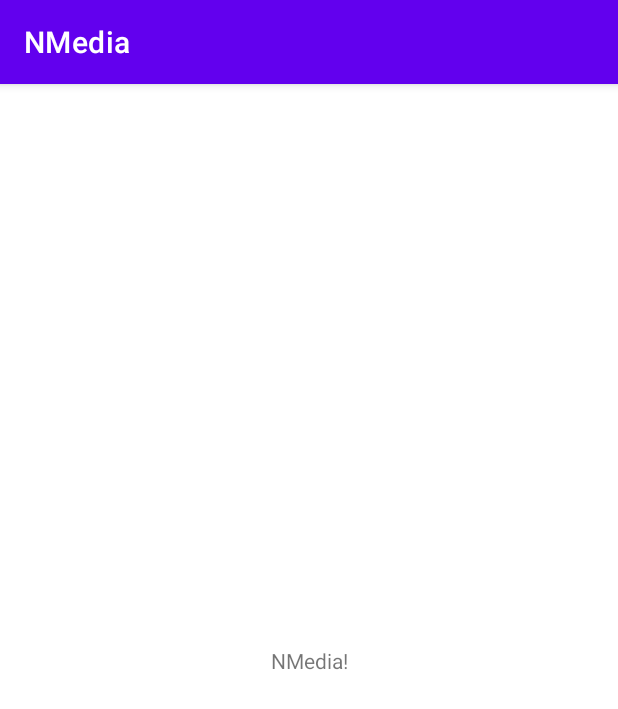
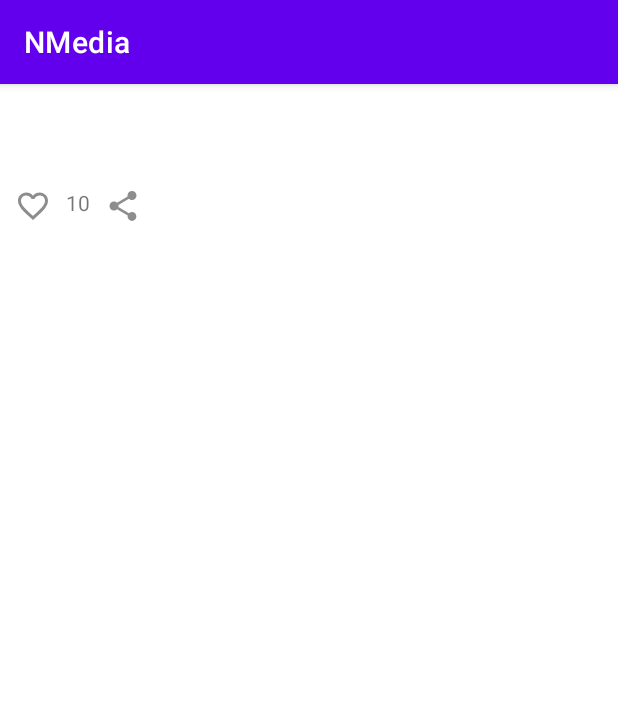
Before and after one commit to bobistry/starikov_nmedia, an Android app: the screen it shows after launch (MainActivity), on a phone screen of 412 x 824 dp. Shown: the top 709 px of the screen. Run offline under Robolectric (Android 15) with nearby library versions, the phone set to English and light mode, and no system bars.

Commit message:
сверстал макет как в задаче, но без картинок и текста

```diff
--- /dev/null
+++ b/app/src/main/res/drawable/ic_baseline_favorite_border_24.xml
@@ -0,0 +1,5 @@
+<vector android:height="24dp" android:tint="#8D8D8D"
+    android:viewportHeight="24" android:viewportWidth="24"
+    android:width="24dp" xmlns:android="http://schemas.android.com/apk/res/android">
+    <path android:fillColor="@android:color/white" android:pathData="M16.5,3c-1.74,0 -3.41,0.81 -4.5,2.09C10.91,3.81 9.24,3 7.5,3 4.42,3 2,5.42 2,8.5c0,3.78 3.4,6.86 8.55,11.54L12,21.35l1.45,-1.32C18.6,15.36 22,12.28 22,8.5 22,5.42 19.58,3 16.5,3zM12.1,18.55l-0.1,0.1 -0.1,-0.1C7.14,14.24 4,11.39 4,8.5 4,6.5 5.5,5 7.5,5c1.54,0 3.04,0.99 3.57,2.36h1.87C13.46,5.99 14.96,5 16.5,5c2,0 3.5,1.5 3.5,3.5 0,2.89 -3.14,5.74 -7.9,10.05z"/>
+</vector>
--- /dev/null
+++ b/app/src/main/res/drawable/ic_baseline_more_vert_24.xml
@@ -0,0 +1,5 @@
+<vector android:height="24dp" android:tint="#8D8D8D"
+    android:viewportHeight="24" android:viewportWidth="24"
+    android:width="24dp" xmlns:android="http://schemas.android.com/apk/res/android">
+    <path android:fillColor="@android:color/white" android:pathData="M12,8c1.1,0 2,-0.9 2,-2s-0.9,-2 -2,-2 -2,0.9 -2,2 0.9,2 2,2zM12,10c-1.1,0 -2,0.9 -2,2s0.9,2 2,2 2,-0.9 2,-2 -0.9,-2 -2,-2zM12,16c-1.1,0 -2,0.9 -2,2s0.9,2 2,2 2,-0.9 2,-2 -0.9,-2 -2,-2z"/>
+</vector>
--- /dev/null
+++ b/app/src/main/res/drawable/ic_baseline_share_24.xml
@@ -0,0 +1,5 @@
+<vector android:height="24dp" android:tint="#8D8D8D"
+    android:viewportHeight="24" android:viewportWidth="24"
+    android:width="24dp" xmlns:android="http://schemas.android.com/apk/res/android">
+    <path android:fillColor="@android:color/white" android:pathData="M18,16.08c-0.76,0 -1.44,0.3 -1.96,0.77L8.91,12.7c0.05,-0.23 0.09,-0.46 0.09,-0.7s-0.04,-0.47 -0.09,-0.7l7.05,-4.11c0.54,0.5 1.25,0.81 2.04,0.81 1.66,0 3,-1.34 3,-3s-1.34,-3 -3,-3 -3,1.34 -3,3c0,0.24 0.04,0.47 0.09,0.7L8.04,9.81C7.5,9.31 6.79,9 6,9c-1.66,0 -3,1.34 -3,3s1.34,3 3,3c0.79,0 1.5,-0.31 2.04,-0.81l7.12,4.16c-0.05,0.21 -0.08,0.43 -0.08,0.65 0,1.61 1.31,2.92 2.92,2.92 1.61,0 2.92,-1.31 2.92,-2.92s-1.31,-2.92 -2.92,-2.92z"/>
+</vector>
--- /dev/null
+++ b/app/src/main/res/drawable/ic_baseline_visibility_24.xml
@@ -0,0 +1,5 @@
+<vector android:height="24dp" android:tint="#8D8D8D"
+    android:viewportHeight="24" android:viewportWidth="24"
+    android:width="24dp" xmlns:android="http://schemas.android.com/apk/res/android">
+    <path android:fillColor="@android:color/white" android:pathData="M12,4.5C7,4.5 2.73,7.61 1,12c1.73,4.39 6,7.5 11,7.5s9.27,-3.11 11,-7.5c-1.73,-4.39 -6,-7.5 -11,-7.5zM12,17c-2.76,0 -5,-2.24 -5,-5s2.24,-5 5,-5 5,2.24 5,5 -2.24,5 -5,5zM12,9c-1.66,0 -3,1.34 -3,3s1.34,3 3,3 3,-1.34 3,-3 -1.34,-3 -3,-3z"/>
+</vector>
--- a/app/src/main/res/layout/activity_main.xml
+++ b/app/src/main/res/layout/activity_main.xml
@@ -6,13 +6,138 @@
     android:layout_height="match_parent"
     tools:context=".MainActivity">
 
-    <TextView
+    <ImageView
+        android:id="@+id/post_avatar"
         android:layout_width="wrap_content"
         android:layout_height="wrap_content"
-        android:text="@string/main_text"
-        app:layout_constraintBottom_toBottomOf="parent"
+        android:layout_margin="@dimen/margin"
+        android:contentDescription="Нетология. Университет будущего"
+        app:layout_constraintStart_toStartOf="parent"
+        app:layout_constraintTop_toTopOf="parent"
+        tools:src="@tools:sample/avatars" />
+
+    <TextView
+        android:id="@+id/post_title"
+        android:layout_width="wrap_content"
+        android:layout_height="wrap_content"
+        android:layout_margin="@dimen/margin"
+        android:maxLength="30"
+        app:layout_constraintBottom_toTopOf="@id/post_at"
+        app:layout_constraintStart_toEndOf="@id/post_avatar"
+        app:layout_constraintTop_toTopOf="@id/post_avatar"
+        tools:text="Netology. University of internet professions" />
+
+    <ImageView
+        android:id="@+id/post_title_more_view"
+        android:layout_width="wrap_content"
+        android:layout_height="wrap_content"
+        android:src="@drawable/ic_baseline_more_vert_24"
+        android:contentDescription="@string/title_more_view_text"
+        app:layout_constraintStart_toEndOf="@id/post_title"
+        app:layout_constraintTop_toTopOf="@id/post_title"
+        app:layout_constraintBottom_toBottomOf="@id/post_title"
+        />
+
+    <TextView
+        android:id="@+id/post_at"
+        android:layout_width="wrap_content"
+        android:layout_height="wrap_content"
+        android:layout_margin="@dimen/margin"
+        app:layout_constraintBottom_toBottomOf="@id/post_avatar"
+        app:layout_constraintStart_toEndOf="@id/post_avatar"
+        app:layout_constraintTop_toBottomOf="@id/post_title"
+        tools:text="11 june at 12:00" />
+
+    <LinearLayout
+        android:id="@+id/line_break_top"
+        android:layout_width="match_parent"
+        android:layout_height="wrap_content"
+        android:layout_margin="@dimen/margin"
+        android:orientation="horizontal"
+        app:layout_constraintTop_toBottomOf="@id/post_avatar"
+
+        />
+
+    <TextView
+        android:id="@+id/post_article"
+        android:layout_width="match_parent"
+        android:layout_height="wrap_content"
+        android:layout_margin="@dimen/margin"
         app:layout_constraintEnd_toEndOf="parent"
         app:layout_constraintStart_toStartOf="parent"
-        app:layout_constraintTop_toTopOf="parent" />
+        app:layout_constraintTop_toBottomOf="@id/line_break_top"
+        tools:text="Lorem ipsum..."
+
+        />
+
+    <LinearLayout
+        android:id="@+id/line_break_bottom"
+        android:layout_width="match_parent"
+        android:layout_height="wrap_content"
+        android:layout_margin="@dimen/margin"
+        android:orientation="horizontal"
+        app:layout_constraintTop_toBottomOf="@id/post_article"
+
+        />
+
+    <ImageView
+        android:id="@+id/post_likes_view"
+        android:layout_width="wrap_content"
+        android:layout_height="wrap_content"
+        android:layout_margin="@dimen/margin"
+        android:src="@drawable/ic_baseline_favorite_border_24"
+        android:contentDescription="@string/post_likes_view"
+        app:layout_constraintStart_toStartOf="parent"
+        app:layout_constraintTop_toBottomOf="@id/line_break_bottom" />
+
+    <TextView
+        android:id="@+id/post_likes_counter"
+        android:layout_width="wrap_content"
+        android:layout_height="wrap_content"
+        android:layout_margin="@dimen/margin"
+        android:text="10"
+        app:layout_constraintStart_toEndOf="@id/post_likes_view"
+        app:layout_constraintTop_toBottomOf="@id/line_break_bottom" />
+
+    <ImageView
+        android:id="@+id/post_share_view"
+        android:layout_width="wrap_content"
+        android:layout_height="wrap_content"
+        android:layout_margin="@dimen/margin"
+        android:src="@drawable/ic_baseline_share_24"
+        android:contentDescription="@string/post_share_view"
+        app:layout_constraintStart_toEndOf="@id/post_likes_counter"
+        app:layout_constraintTop_toBottomOf="@id/line_break_bottom"
+
+        />
+
+    <TextView
+        android:id="@+id/post_share_counter"
+        android:layout_width="wrap_content"
+        android:layout_height="wrap_content"
+        android:layout_margin="@dimen/margin"
+        app:layout_constraintStart_toEndOf="@id/post_share_view"
+        app:layout_constraintTop_toBottomOf="@id/line_break_bottom"
+        tools:text="5" />
+
+    <TextView
+        android:id="@+id/post_watched_counter"
+        android:layout_width="wrap_content"
+        android:layout_height="wrap_content"
+        android:layout_margin="@dimen/margin"
+        app:layout_constraintEnd_toEndOf="parent"
+        app:layout_constraintTop_toBottomOf="@id/line_break_bottom"
+        tools:text="5" />
+
+    <ImageView
+        android:id="@+id/post_watched_view"
+        android:layout_width="wrap_content"
+        android:layout_height="wrap_content"
+        android:layout_margin="@dimen/margin"
+        android:contentDescription="@string/post_watched_view_text"
+        app:layout_constraintEnd_toStartOf="@id/post_watched_counter"
+        app:layout_constraintTop_toBottomOf="@id/line_break_bottom"
+        tools:src="@drawable/ic_baseline_visibility_24" />
+
 
 </androidx.constraintlayout.widget.ConstraintLayout>
--- /dev/null
+++ b/app/src/main/res/values/dimensions.xml
@@ -0,0 +1,4 @@
+<?xml version="1.0" encoding="utf-8"?>
+<resources>
+    <dimen name="margin">10dp</dimen>
+</resources>
--- /dev/null
+++ b/app/src/main/res/values/post_avatar_background.xml
@@ -0,0 +1,4 @@
+<?xml version="1.0" encoding="utf-8"?>
+<resources>
+    <color name="post_avatar_background">#FFFFFF</color>
+</resources>
--- a/app/src/main/res/values/strings.xml
+++ b/app/src/main/res/values/strings.xml
@@ -1,4 +1,8 @@
 <resources>
     <string name="app_name">NMedia</string>
     <string name="main_text">NMedia!</string>
+    <string name="title_more_view_text">title more view text</string>
+    <string name="post_watched_view_text">post_watched_view_text</string>
+    <string name="post_share_view">post_share_view</string>
+    <string name="post_likes_view">post_likes_view</string>
 </resources>
```
Also changed, not shown: app/src/main/post_avatar-playstore.png (added).
